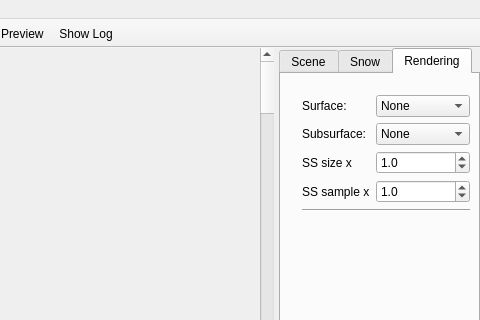
First picture: the form in src/qtgui/mainwindow.ui, repository tomka/mitsuba-renderer, before the edit; both pictures show x 257 to 737 and y 0 to 320 of the 737 by 656 pixel window.
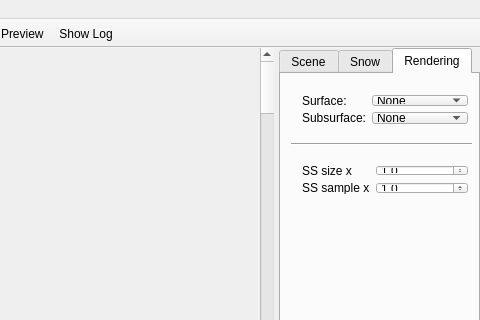
Second picture: the form after the edit. The open tabs and pages were chosen to show the change. Icons and pictures are not drawn. Custom widgets are drawn as their Qt base class.

The edit to the form file:
```diff
--- a/src/qtgui/mainwindow.ui
+++ b/src/qtgui/mainwindow.ui
@@ -729,15 +729,10 @@
           <rect>
            <x>0</x>
            <y>10</y>
-           <width>190</width>
-           <height>401</height>
+           <width>188</width>
+           <height>51</height>
           </rect>
          </property>
-         <layout class="QVBoxLayout" name="verticalLayout_3">
-          <property name="sizeConstraint">
-           <enum>QLayout::SetDefaultConstraint</enum>
-          </property>
-          <item>
            <layout class="QFormLayout" name="formLayout_4">
             <property name="fieldGrowthPolicy">
              <enum>QFormLayout::AllNonFixedFieldsGrow</enum>
@@ -858,14 +853,26 @@
               </item>
              </widget>
             </item>
-            <item row="2" column="0">
+         </layout>
+        </widget>
+        <widget class="QWidget" name="formLayoutWidget_4">
+         <property name="geometry">
+          <rect>
+           <x>0</x>
+           <y>80</y>
+           <width>188</width>
+           <height>51</height>
+          </rect>
+         </property>
+         <layout class="QFormLayout" name="formLayout_7">
+          <item row="0" column="0">
              <widget class="QLabel" name="subsurfaceSizeLabel">
               <property name="text">
                <string>SS size x</string>
               </property>
              </widget>
             </item>
-            <item row="2" column="1">
+          <item row="0" column="1">
              <widget class="QDoubleSpinBox" name="subsurfaceSizeSpinBox">
               <property name="maximumSize">
                <size>
@@ -887,14 +894,14 @@
               </property>
              </widget>
             </item>
-            <item row="3" column="0">
+          <item row="1" column="0">
              <widget class="QLabel" name="subsurfaceSampleFactorLabel">
               <property name="text">
                <string>SS sample x</string>
               </property>
              </widget>
             </item>
-            <item row="3" column="1">
+          <item row="1" column="1">
              <widget class="QDoubleSpinBox" name="subsurfaceSampleFactorSpinBox">
               <property name="maximumSize">
                <size>
@@ -914,28 +921,19 @@
              </widget>
             </item>
            </layout>
-          </item>
-          <item>
+        </widget>
            <widget class="Line" name="line_2">
+         <property name="geometry">
+          <rect>
+           <x>0</x>
+           <y>60</y>
+           <width>181</width>
+           <height>20</height>
+          </rect>
+         </property>
             <property name="orientation">
              <enum>Qt::Horizontal</enum>
             </property>
-           </widget>
-          </item>
-          <item>
-           <spacer name="verticalSpacer">
-            <property name="orientation">
-             <enum>Qt::Vertical</enum>
-            </property>
-            <property name="sizeHint" stdset="0">
-             <size>
-              <width>20</width>
-              <height>40</height>
-             </size>
-            </property>
-           </spacer>
-          </item>
-         </layout>
         </widget>
        </widget>
       </widget>
```
Left out of the diff: 4 changed lines with no effect on the pictures. Lines whose indentation alone changed are shown as unchanged.
